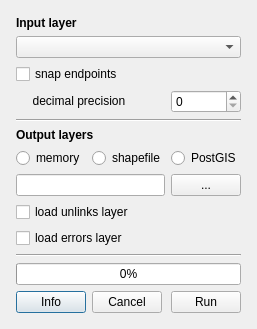
spacesyntax/Rcl-topology-cleaner, file road_network_cleaner_dialog_base.ui: the form before one commit.
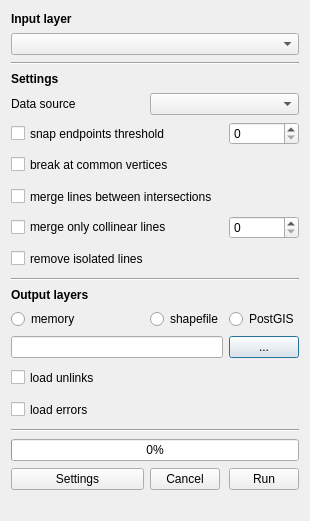
The form after the commit.

```diff
--- a/road_network_cleaner_dialog_base.ui
+++ b/road_network_cleaner_dialog_base.ui
@@ -6,8 +6,8 @@
    <rect>
     <x>0</x>
     <y>0</y>
-    <width>250</width>
-    <height>307</height>
+    <width>310</width>
+    <height>521</height>
    </rect>
   </property>
   <property name="minimumSize">
@@ -23,120 +23,12 @@
    <item>
     <layout class="QGridLayout">
      <property name="sizeConstraint">
-      <enum>QLayout::SetNoConstraint</enum>
+      <enum>QLayout::SetMinimumSize</enum>
      </property>
-     <property name="leftMargin">
-      <number>5</number>
+     <property name="margin">
+      <number>0</number>
      </property>
-     <property name="topMargin">
-      <number>5</number>
-     </property>
-     <property name="rightMargin">
-      <number>5</number>
-     </property>
-     <property name="bottomMargin">
-      <number>5</number>
-     </property>
-     <item row="8" column="1">
-      <widget class="QRadioButton" name="shpRadioButton">
-       <property name="text">
-        <string>shapefile</string>
-       </property>
-      </widget>
-     </item>
-     <item row="3" column="0" colspan="2">
-      <widget class="QLabel" name="label_3">
-       <property name="sizePolicy">
-        <sizepolicy hsizetype="MinimumExpanding" vsizetype="Fixed">
-         <horstretch>0</horstretch>
-         <verstretch>0</verstretch>
-        </sizepolicy>
-       </property>
-       <property name="text">
-        <string>     decimal precision </string>
-       </property>
-      </widget>
-     </item>
-     <item row="8" column="0">
-      <widget class="QRadioButton" name="memoryRadioButton">
-       <property name="text">
-        <string>memory</string>
-       </property>
-      </widget>
-     </item>
-     <item row="4" column="0" colspan="3">
-      <widget class="Line" name="line">
-       <property name="orientation">
-        <enum>Qt::Horizontal</enum>
-       </property>
-      </widget>
-     </item>
-     <item row="24" column="0">
-      <widget class="QPushButton" name="settingsButton">
-       <property name="maximumSize">
-        <size>
-         <width>70</width>
-         <height>16777215</height>
-        </size>
-       </property>
-       <property name="text">
-        <string>Info</string>
-       </property>
-      </widget>
-     </item>
-     <item row="24" column="1">
-      <widget class="QPushButton" name="cancelButton">
-       <property name="sizePolicy">
-        <sizepolicy hsizetype="MinimumExpanding" vsizetype="Fixed">
-         <horstretch>0</horstretch>
-         <verstretch>0</verstretch>
-        </sizepolicy>
-       </property>
-       <property name="maximumSize">
-        <size>
-         <width>70</width>
-         <height>16777215</height>
-        </size>
-       </property>
-       <property name="text">
-        <string>Cancel</string>
-       </property>
-      </widget>
-     </item>
-     <item row="3" column="2">
-      <widget class="QSpinBox" name="decimalsSpin">
-       <property name="maximumSize">
-        <size>
-         <width>70</width>
-         <height>16777215</height>
-        </size>
-       </property>
-      </widget>
-     </item>
-     <item row="1" column="0" colspan="3">
-      <widget class="QComboBox" name="inputCombo">
-       <property name="sizePolicy">
-        <sizepolicy hsizetype="MinimumExpanding" vsizetype="Fixed">
-         <horstretch>0</horstretch>
-         <verstretch>0</verstretch>
-        </sizepolicy>
-       </property>
-      </widget>
-     </item>
-     <item row="2" column="0" colspan="3">
-      <widget class="QCheckBox" name="snapCheckBox">
-       <property name="sizePolicy">
-        <sizepolicy hsizetype="Minimum" vsizetype="Fixed">
-         <horstretch>0</horstretch>
-         <verstretch>0</verstretch>
-        </sizepolicy>
-       </property>
-       <property name="text">
-        <string>snap endpoints</string>
-       </property>
-      </widget>
-     </item>
-     <item row="7" column="0" colspan="3">
+     <item row="17" column="0" colspan="3">
       <widget class="QLabel" name="label_4">
        <property name="sizePolicy">
         <sizepolicy hsizetype="MinimumExpanding" vsizetype="Fixed">
@@ -155,72 +47,45 @@
        </property>
       </widget>
      </item>
-     <item row="8" column="2">
+     <item row="18" column="2">
       <widget class="QRadioButton" name="postgisRadioButton">
        <property name="text">
         <string>PostGIS</string>
        </property>
       </widget>
      </item>
-     <item row="20" column="0" colspan="3">
+     <item row="18" column="0">
+      <widget class="QRadioButton" name="memoryRadioButton">
+       <property name="text">
+        <string>memory</string>
+       </property>
+      </widget>
+     </item>
+     <item row="3" column="0" colspan="3">
+      <widget class="Line" name="line_3">
+       <property name="orientation">
+        <enum>Qt::Horizontal</enum>
+       </property>
+      </widget>
+     </item>
+     <item row="1" column="0" colspan="3">
+      <widget class="QComboBox" name="inputCombo">
+       <property name="sizePolicy">
+        <sizepolicy hsizetype="MinimumExpanding" vsizetype="Fixed">
+         <horstretch>0</horstretch>
+         <verstretch>0</verstretch>
+        </sizepolicy>
+       </property>
+      </widget>
+     </item>
+     <item row="30" column="0" colspan="3">
       <widget class="Line" name="line_2">
        <property name="orientation">
         <enum>Qt::Horizontal</enum>
        </property>
       </widget>
      </item>
-     <item row="0" column="0" colspan="3">
-      <widget class="QLabel" name="label">
-       <property name="sizePolicy">
-        <sizepolicy hsizetype="MinimumExpanding" vsizetype="Fixed">
-         <horstretch>0</horstretch>
-         <verstretch>0</verstretch>
-        </sizepolicy>
-       </property>
-       <property name="font">
-        <font>
-         <weight>75</weight>
-         <bold>true</bold>
-        </font>
-       </property>
-       <property name="text">
-        <string>Input layer</string>
-       </property>
-      </widget>
-     </item>
-     <item row="22" column="0" colspan="3">
-      <widget class="QProgressBar" name="cleaningProgress">
-       <property name="sizePolicy">
-        <sizepolicy hsizetype="MinimumExpanding" vsizetype="Fixed">
-         <horstretch>0</horstretch>
-         <verstretch>0</verstretch>
-        </sizepolicy>
-       </property>
-       <property name="value">
-        <number>0</number>
-       </property>
-      </widget>
-     </item>
-     <item row="24" column="2">
-      <widget class="QPushButton" name="cleanButton">
-       <property name="sizePolicy">
-        <sizepolicy hsizetype="MinimumExpanding" vsizetype="Fixed">
-         <horstretch>0</horstretch>
-         <verstretch>0</verstretch>
-        </sizepolicy>
-       </property>
-       <property name="maximumSize">
-        <size>
-         <width>70</width>
-         <height>16777215</height>
-        </size>
-       </property>
-       <property name="text">
-        <string>Run</string>
-       </property>
-      </widget>
-     </item>
-     <item row="15" column="0" colspan="2">
+     <item row="25" column="0" colspan="2">
       <widget class="QLineEdit" name="outputCleaned">
        <property name="enabled">
         <bool>true</bool>
@@ -233,7 +98,34 @@
        </property>
       </widget>
      </item>
-     <item row="15" column="2">
+     <item row="32" column="0" colspan="3">
+      <widget class="QProgressBar" name="cleaningProgress">
+       <property name="sizePolicy">
+        <sizepolicy hsizetype="MinimumExpanding" vsizetype="Fixed">
+         <horstretch>0</horstretch>
+         <verstretch>0</verstretch>
+        </sizepolicy>
+       </property>
+       <property name="value">
+        <number>0</number>
+       </property>
+      </widget>
+     </item>
+     <item row="14" column="0" colspan="3">
+      <widget class="Line" name="line">
+       <property name="orientation">
+        <enum>Qt::Horizontal</enum>
+       </property>
+      </widget>
+     </item>
+     <item row="18" column="1">
+      <widget class="QRadioButton" name="shpRadioButton">
+       <property name="text">
+        <string>shapefile</string>
+       </property>
+      </widget>
+     </item>
+     <item row="25" column="2">
       <widget class="QPushButton" name="browseCleaned">
        <property name="sizePolicy">
         <sizepolicy hsizetype="MinimumExpanding" vsizetype="Fixed">
@@ -252,23 +144,244 @@
        </property>
       </widget>
      </item>
-     <item row="17" column="0" colspan="3">
-      <widget class="QCheckBox" name="errorsCheckBox">
+     <item row="0" column="0" colspan="3">
+      <widget class="QLabel" name="label">
        <property name="sizePolicy">
-        <sizepolicy hsizetype="Minimum" vsizetype="Fixed">
+        <sizepolicy hsizetype="MinimumExpanding" vsizetype="Fixed">
          <horstretch>0</horstretch>
          <verstretch>0</verstretch>
         </sizepolicy>
        </property>
+       <property name="font">
+        <font>
+         <weight>75</weight>
+         <bold>true</bold>
+        </font>
+       </property>
        <property name="text">
-        <string>load errors layer</string>
+        <string>Input layer</string>
        </property>
       </widget>
      </item>
-     <item row="16" column="0" colspan="3">
+     <item row="4" column="0" colspan="3">
+      <widget class="QLabel" name="label_2">
+       <property name="sizePolicy">
+        <sizepolicy hsizetype="MinimumExpanding" vsizetype="Fixed">
+         <horstretch>0</horstretch>
+         <verstretch>0</verstretch>
+        </sizepolicy>
+       </property>
+       <property name="font">
+        <font>
+         <weight>75</weight>
+         <bold>true</bold>
+        </font>
+       </property>
+       <property name="text">
+        <string>Settings</string>
+       </property>
+      </widget>
+     </item>
+     <item row="34" column="2">
+      <widget class="QPushButton" name="cleanButton">
+       <property name="sizePolicy">
+        <sizepolicy hsizetype="MinimumExpanding" vsizetype="Fixed">
+         <horstretch>0</horstretch>
+         <verstretch>0</verstretch>
+        </sizepolicy>
+       </property>
+       <property name="maximumSize">
+        <size>
+         <width>70</width>
+         <height>16777215</height>
+        </size>
+       </property>
+       <property name="text">
+        <string>Run</string>
+       </property>
+      </widget>
+     </item>
+     <item row="26" column="0" colspan="3">
       <widget class="QCheckBox" name="unlinksCheckBox">
+       <property name="minimumSize">
+        <size>
+         <width>0</width>
+         <height>25</height>
+        </size>
+       </property>
        <property name="text">
-        <string>load unlinks layer</string>
+        <string>load unlinks</string>
+       </property>
+      </widget>
+     </item>
+     <item row="27" column="0" colspan="3">
+      <widget class="QCheckBox" name="errorsCheckBox">
+       <property name="sizePolicy">
+        <sizepolicy hsizetype="Minimum" vsizetype="Fixed">
+         <horstretch>0</horstretch>
+         <verstretch>0</verstretch>
+        </sizepolicy>
+       </property>
+       <property name="minimumSize">
+        <size>
+         <width>0</width>
+         <height>25</height>
+        </size>
+       </property>
+       <property name="text">
+        <string>load errors</string>
+       </property>
+      </widget>
+     </item>
+     <item row="11" column="0" colspan="2">
+      <widget class="QCheckBox" name="mergeCollinearCheckBox">
+       <property name="text">
+        <string>merge only collinear lines</string>
+       </property>
+      </widget>
+     </item>
+     <item row="11" column="2">
+      <widget class="QSpinBox" name="collinearSpinBox"/>
+     </item>
+     <item row="10" column="0" colspan="3">
+      <widget class="QCheckBox" name="mergeCheckBox">
+       <property name="minimumSize">
+        <size>
+         <width>0</width>
+         <height>25</height>
+        </size>
+       </property>
+       <property name="maximumSize">
+        <size>
+         <width>16777215</width>
+         <height>25</height>
+        </size>
+       </property>
+       <property name="text">
+        <string>merge lines between intersections</string>
+       </property>
+      </widget>
+     </item>
+     <item row="12" column="0" colspan="2">
+      <widget class="QCheckBox" name="orphansCheckBox">
+       <property name="minimumSize">
+        <size>
+         <width>0</width>
+         <height>25</height>
+        </size>
+       </property>
+       <property name="maximumSize">
+        <size>
+         <width>16777215</width>
+         <height>25</height>
+        </size>
+       </property>
+       <property name="text">
+        <string>remove isolated lines</string>
+       </property>
+      </widget>
+     </item>
+     <item row="9" column="2">
+      <widget class="QLabel" name="label_7">
+       <property name="text">
+        <string/>
+       </property>
+      </widget>
+     </item>
+     <item row="9" column="0" colspan="2">
+      <widget class="QCheckBox" name="breakCheckBox">
+       <property name="sizePolicy">
+        <sizepolicy hsizetype="Minimum" vsizetype="Preferred">
+         <horstretch>0</horstretch>
+         <verstretch>0</verstretch>
+        </sizepolicy>
+       </property>
+       <property name="minimumSize">
+        <size>
+         <width>0</width>
+         <height>25</height>
+        </size>
+       </property>
+       <property name="maximumSize">
+        <size>
+         <width>16777215</width>
+         <height>25</height>
+        </size>
+       </property>
+       <property name="text">
+        <string>break at common vertices</string>
+       </property>
+      </widget>
+     </item>
+     <item row="5" column="1" colspan="2">
+      <widget class="QComboBox" name="dataSourceCombo"/>
+     </item>
+     <item row="12" column="2">
+      <widget class="QLabel" name="label_3">
+       <property name="text">
+        <string/>
+       </property>
+      </widget>
+     </item>
+     <item row="8" column="2">
+      <widget class="QSpinBox" name="meterSpin">
+       <property name="maximumSize">
+        <size>
+         <width>70</width>
+         <height>16777215</height>
+        </size>
+       </property>
+      </widget>
+     </item>
+     <item row="8" column="0" colspan="2">
+      <widget class="QCheckBox" name="snapCheckBox">
+       <property name="sizePolicy">
+        <sizepolicy hsizetype="Minimum" vsizetype="Fixed">
+         <horstretch>0</horstretch>
+         <verstretch>0</verstretch>
+        </sizepolicy>
+       </property>
+       <property name="maximumSize">
+        <size>
+         <width>16777215</width>
+         <height>25</height>
+        </size>
+       </property>
+       <property name="text">
+        <string>snap endpoints threshold</string>
+       </property>
+      </widget>
+     </item>
+     <item row="5" column="0">
+      <widget class="QLabel" name="label_5">
+       <property name="text">
+        <string>Data source</string>
+       </property>
+      </widget>
+     </item>
+     <item row="34" column="1">
+      <widget class="QPushButton" name="cancelButton">
+       <property name="sizePolicy">
+        <sizepolicy hsizetype="Fixed" vsizetype="Fixed">
+         <horstretch>0</horstretch>
+         <verstretch>0</verstretch>
+        </sizepolicy>
+       </property>
+       <property name="maximumSize">
+        <size>
+         <width>70</width>
+         <height>16777215</height>
+        </size>
+       </property>
+       <property name="text">
+        <string>Cancel</string>
+       </property>
+      </widget>
+     </item>
+     <item row="34" column="0">
+      <widget class="QPushButton" name="settingsButton">
+       <property name="text">
+        <string>Settings</string>
        </property>
       </widget>
      </item>
```
